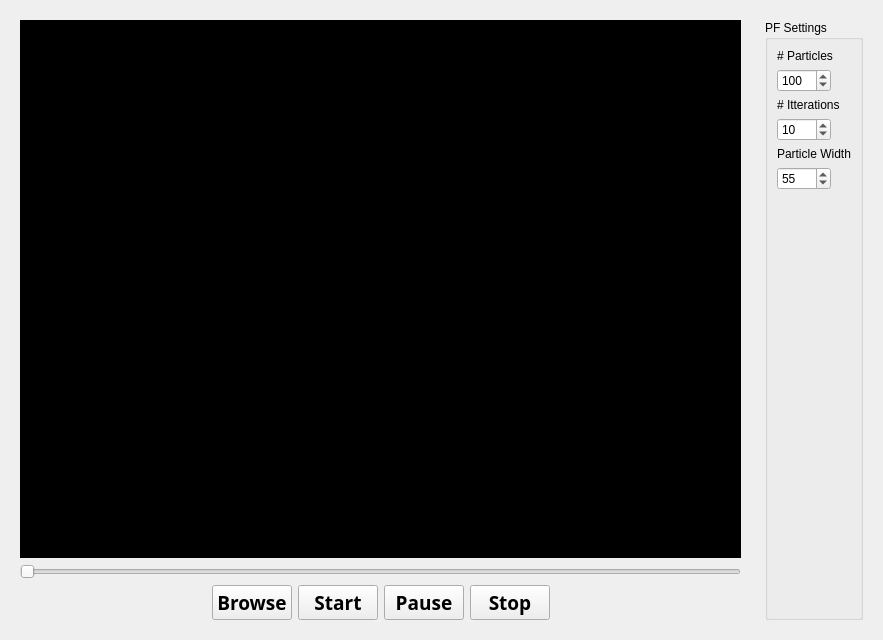
First picture: the form in forms/pfwidget.ui, repository Boazrciasn/RDFramework, before the edit.
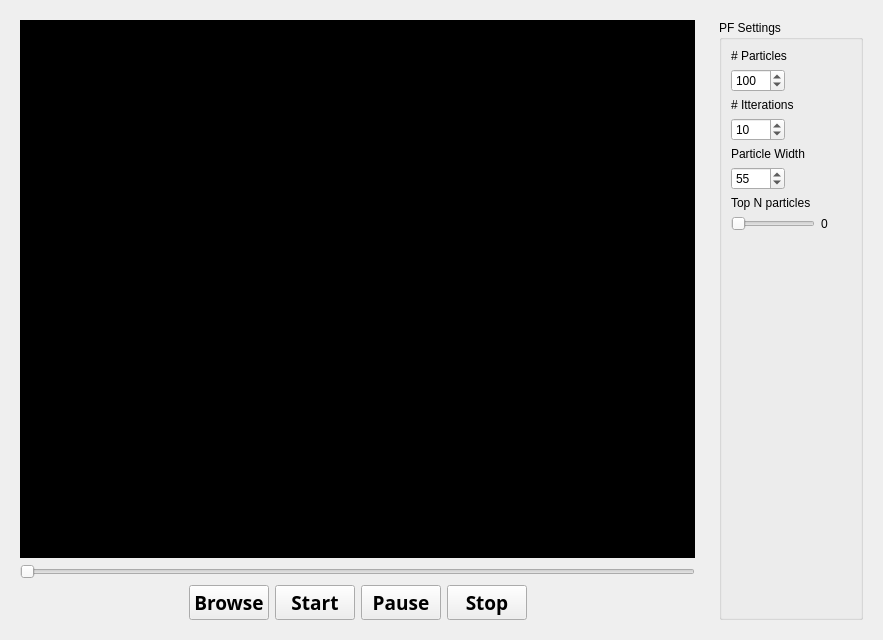
Second picture: the form after the edit.

Commit message: display n particles

Diff of the .ui file:
```diff
--- a/forms/pfwidget.ui
+++ b/forms/pfwidget.ui
@@ -187,6 +187,33 @@
            </property>
           </widget>
          </item>
+         <item row="6" column="0">
+          <widget class="QLabel" name="label">
+           <property name="text">
+            <string>Top N particles</string>
+           </property>
+          </widget>
+         </item>
+         <item row="7" column="0">
+          <widget class="QSlider" name="particlesToDisplaySlider">
+           <property name="orientation">
+            <enum>Qt::Horizontal</enum>
+           </property>
+          </widget>
+         </item>
+         <item row="7" column="1">
+          <widget class="QLabel" name="particlesToDisplayLabel">
+           <property name="minimumSize">
+            <size>
+             <width>30</width>
+             <height>0</height>
+            </size>
+           </property>
+           <property name="text">
+            <string>0</string>
+           </property>
+          </widget>
+         </item>
         </layout>
        </widget>
       </item>
```
Left out of the diff: 23 changed lines with no effect on the pictures. The commit also changes 4 other files.
